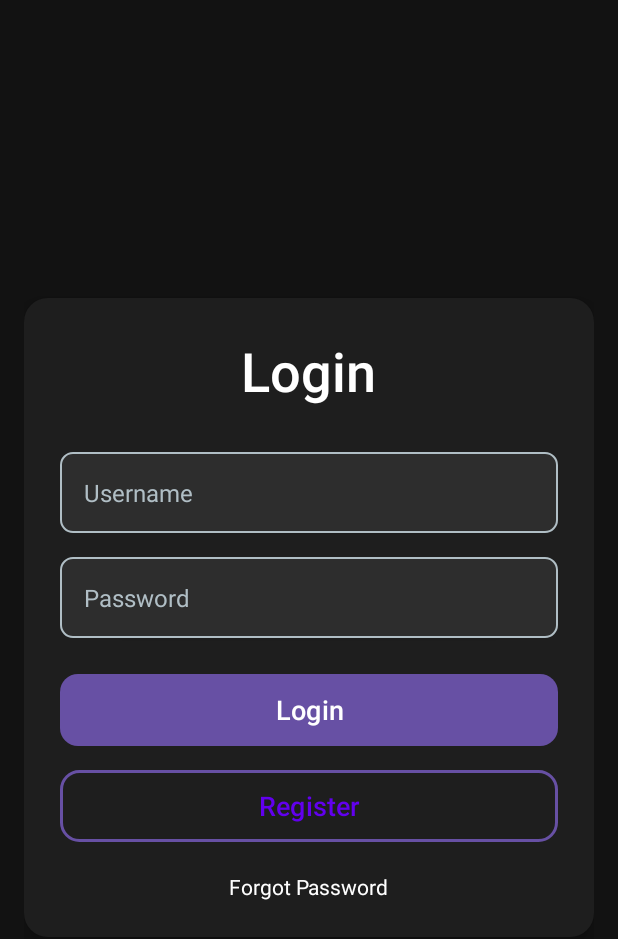
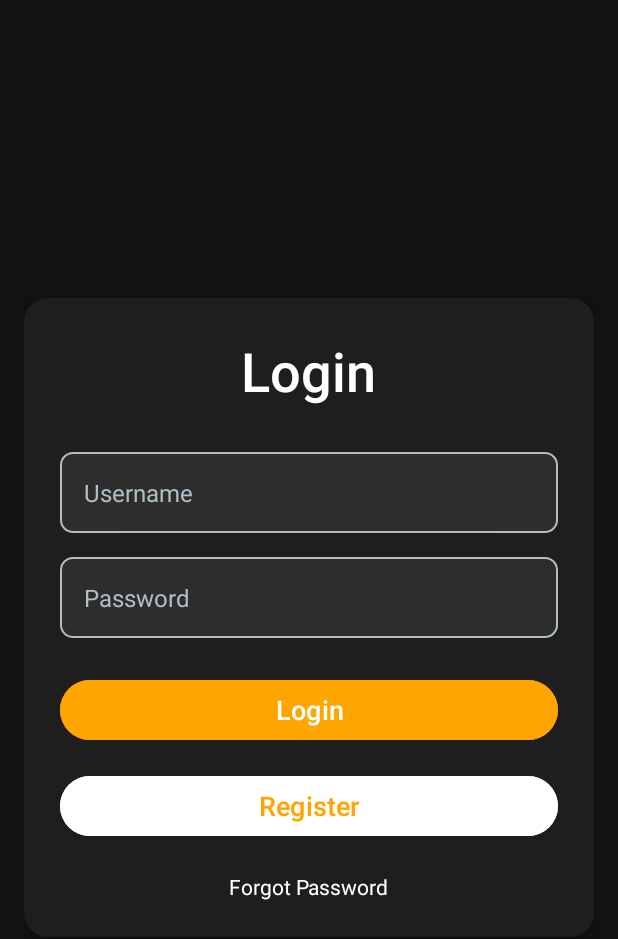
Before and after one commit to Vora-Namra/QuickShop, an Android app: the screen it shows after launch (MainActivity), on a phone screen of 412 x 824 dp. Shown: the top 939 px of the screen. Run offline under Robolectric (Android 15) with nearby library versions, the phone set to English and light mode, and no system bars.

Commit message:
changing Ui for better Visibility of buttons

```diff
--- a/app/src/main/res/drawable/button_border.xml
+++ b/app/src/main/res/drawable/button_border.xml
@@ -1,5 +1,5 @@
 <shape xmlns:android="http://schemas.android.com/apk/res/android">
-    <solid android:color="@android:color/transparent"/>
-    <stroke android:width="2dp" android:color="#6200EE"/>
+    <solid android:color="@color/white"/>
+    <stroke android:width="2dp" android:color="#FFFF"/>
     <corners android:radius="12dp"/>
 </shape>
--- a/app/src/main/res/layout/fragment_login.xml
+++ b/app/src/main/res/layout/fragment_login.xml
@@ -62,9 +62,8 @@
             android:text="Login"
             android:textColor="#FFFFFF"
             android:textSize="18dp"
-            android:backgroundTint="#6200EE"
+            android:backgroundTint="#FFA500"
             android:fontFamily="sans-serif-medium"
-            android:background="@drawable/button_background"
             android:elevation="4dp"
             android:layout_marginBottom="16dp" />
 
@@ -73,11 +72,10 @@
             android:layout_width="match_parent"
             android:layout_height="wrap_content"
             android:text="Register"
-            android:textColor="#6200EE"
+            android:textColor="#FFA500"
             android:textSize="18dp"
-            android:backgroundTint="#FFFFFF"
+            android:backgroundTint="#FFFF"
             android:fontFamily="sans-serif-medium"
-            android:background="@drawable/button_border"
             android:elevation="4dp" />
 
         <TextView
--- a/app/src/main/res/layout/fragment_register.xml
+++ b/app/src/main/res/layout/fragment_register.xml
@@ -120,11 +120,11 @@
             android:text="Register"
             android:textColor="#FFFFFF"
             android:textSize="18sp"
-            android:backgroundTint="#6200EE"
+            android:backgroundTint="#FFA500"
             android:fontFamily="sans-serif-medium"
-            android:background="@drawable/button_background"
             android:elevation="4dp"
             android:layout_marginBottom="16dp" />
 
+
     </LinearLayout>
 </ScrollView>
```
Also changed, not shown: app/src/main/res/layout/fragment_product_detail.xml (+18 -5 lines).
